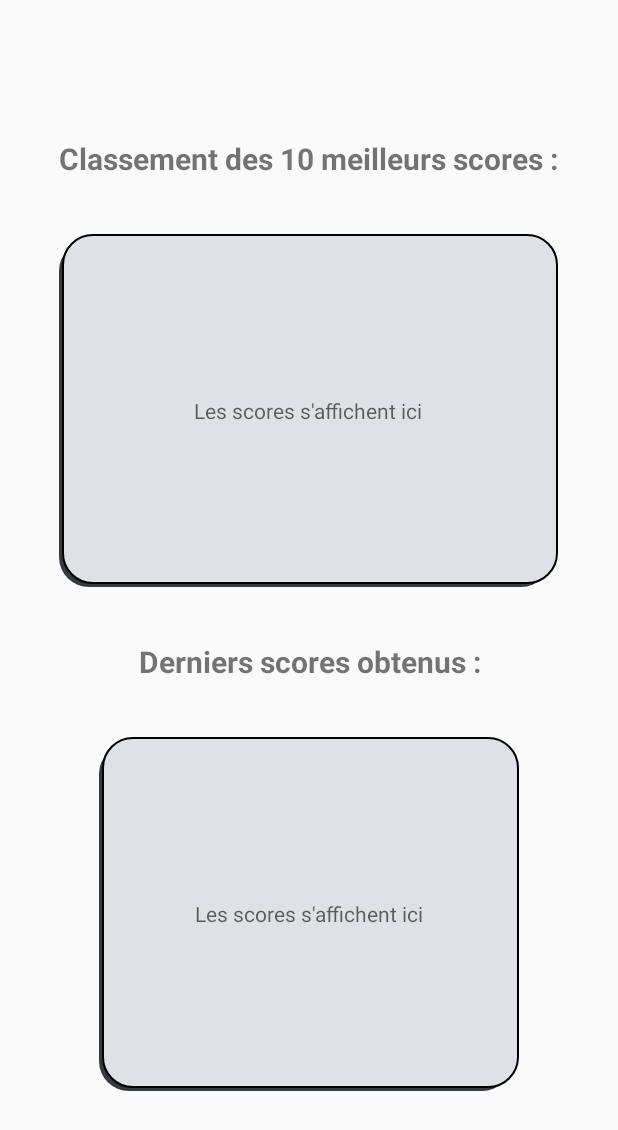
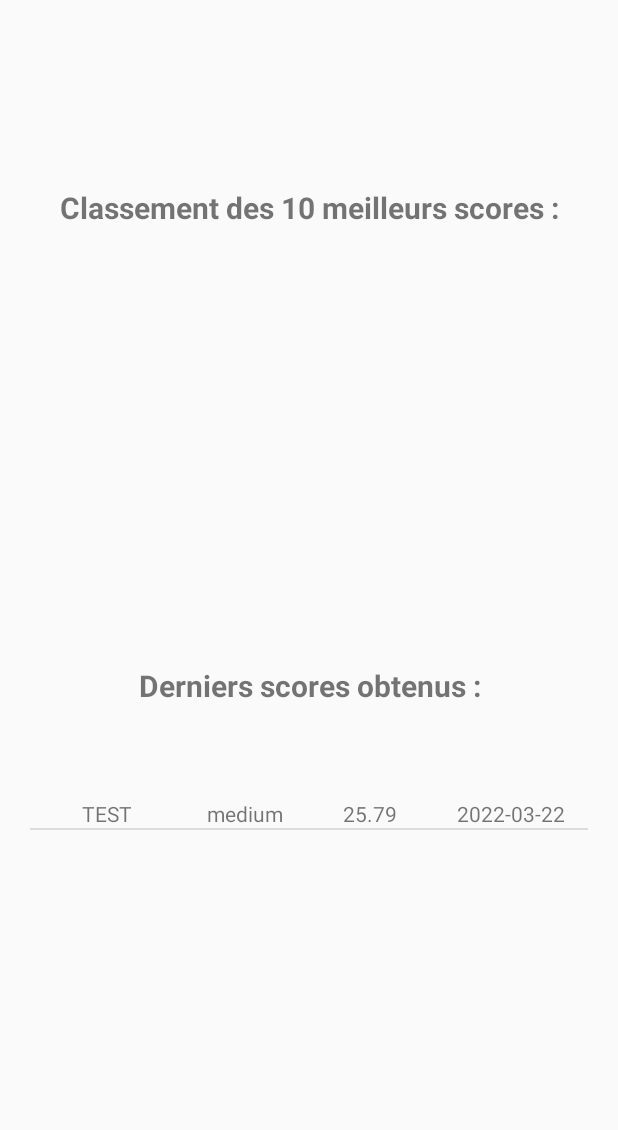
Before and after one commit to ETS-Android2/ProjetAndroidApplication, an Android app: the ScoresActivity screen opened directly, with no data from a screen before it, on a phone screen of 412 x 824 dp. Shown: the top 1130 px of the screen. Run offline under Robolectric (Android 15) with nearby library versions, the phone set to English and light mode, and no system bars.

Commit message:
Modification Code BDD Score

```diff
--- a/CodeProjet/app/src/main/java/com/example/applicationcalculmental/BDD/Helper.java
+++ b/CodeProjet/app/src/main/java/com/example/applicationcalculmental/BDD/Helper.java
@@ -53,6 +53,15 @@ public class Helper extends SQLiteOpenHelper {
         db.close();
     }
 
+    public int nbScoresOnBDD() {
+        SQLiteDatabase db = this.getReadableDatabase();
+
+        Cursor cursor = db.rawQuery("SELECT COUNT(_id) FROM scores", null);
+
+        cursor.moveToFirst();
+        return cursor.getInt(0);
+    }
+
     public Cursor getAllScores() {
         SQLiteDatabase db = this.getReadableDatabase();
 
@@ -69,7 +78,7 @@ public class Helper extends SQLiteOpenHelper {
         cursor.moveToFirst();
 
         String strDate = cursor.getString(4);
-        SimpleDateFormat sdf = new SimpleDateFormat("dd-mm-yyyy hh:mm:ss");
+        SimpleDateFormat sdf = new SimpleDateFormat("yyyy-mm-dd hh:mm:ss");
 
         Date date = sdf.parse(strDate);
         java.sql.Date sqlDate = new java.sql.Date(date.getTime());
--- a/CodeProjet/app/src/main/java/com/example/applicationcalculmental/ScoresActivity.java
+++ b/CodeProjet/app/src/main/java/com/example/applicationcalculmental/ScoresActivity.java
@@ -1,13 +1,49 @@
 package com.example.applicationcalculmental;
 
+import android.database.Cursor;
 import android.support.v7.app.AppCompatActivity;
 import android.os.Bundle;
+import android.view.View;
+import android.view.ViewGroup;
+import android.widget.ListView;
+import android.widget.SimpleCursorAdapter;
+
+import com.example.applicationcalculmental.BDD.Helper;
+import com.example.applicationcalculmental.BDD.Score;
+
+import java.text.ParseException;
+import java.util.ArrayList;
+import java.util.List;
 
 public class ScoresActivity extends AppCompatActivity {
+
+    private ListView listScores;
+
+    private Helper helper = new Helper(ScoresActivity.this);
 
     @Override
     protected void onCreate(Bundle savedInstanceState) {
         super.onCreate(savedInstanceState);
         setContentView(R.layout.activity_scores);
+
+        listScores = (ListView) findViewById(R.id.scoresList);
+
+        Cursor cursor = helper.getAllScores();
+
+        SimpleCursorAdapter adapter = new SimpleCursorAdapter(
+                ScoresActivity.this,
+                R.layout.score_format,
+                cursor,
+                new String[]{
+                        cursor.getColumnName(1),
+                        cursor.getColumnName(2),
+                        cursor.getColumnName(3),
+                        cursor.getColumnName(4)},
+                new int[]{R.id.gameName, R.id.score, R.id.difficulty, R.id.date}, 0
+        );
+
+        listScores.setAdapter(adapter);
+
+        System.out.println("Nb enregistrement(s)" + helper.nbScoresOnBDD());
     }
 }
--- a/CodeProjet/app/src/main/res/layout/activity_scores.xml
+++ b/CodeProjet/app/src/main/res/layout/activity_scores.xml
@@ -42,14 +42,20 @@
                     android:layout_weight="0.5"
                     android:gravity="center"/>
 
-                <TextView
+                <LinearLayout
                     android:layout_width="match_parent"
                     android:layout_height="wrap_content"
-                    android:hint="Les scores s'affichent ici"
-                    android:layout_weight="3"
-                    android:gravity="center"
-                    android:layout_margin="20dp"
-                    android:background="@drawable/scores_text_view"/>
+                    android:orientation="vertical"
+                    android:layout_weight="1">
+
+                    <ListView
+                        android:layout_width="fill_parent"
+                        android:layout_height="fill_parent"
+                        android:id="@+id/bestScoresList"
+                        android:clickable="false"
+                        android:layout_margin="20dp" />
+
+                </LinearLayout>
 
             </LinearLayout>
 
@@ -84,16 +90,23 @@
                     android:textSize="20sp"
                     android:textStyle="bold"
                     android:layout_weight="0.5"
-                    android:gravity="center"/>
+                    android:gravity="center" />
 
-                <TextView
+
+                <LinearLayout
                     android:layout_width="match_parent"
                     android:layout_height="wrap_content"
-                    android:hint="Les scores s'affichent ici"
-                    android:layout_weight="3"
-                    android:gravity="center"
-                    android:layout_margin="20dp"
-                    android:background="@drawable/scores_text_view"/>
+                    android:orientation="vertical"
+                    android:layout_weight="1">
+
+                    <ListView
+                        android:layout_width="fill_parent"
+                        android:layout_height="fill_parent"
+                        android:id="@+id/scoresList"
+                        android:clickable="false"
+                        android:layout_margin="20dp" />
+
+                </LinearLayout>
 
             </LinearLayout>
 
--- /dev/null
+++ b/CodeProjet/app/src/main/res/layout/score_format.xml
@@ -0,0 +1,47 @@
+<?xml version="1.0" encoding="utf-8"?>
+<android.support.constraint.ConstraintLayout xmlns:android="http://schemas.android.com/apk/res/android"
+    xmlns:tools="http://schemas.android.com/tools"
+    android:layout_width="match_parent"
+    android:layout_height="match_parent">
+
+    <LinearLayout
+        android:layout_width="match_parent"
+        android:layout_height="wrap_content"
+        android:orientation="horizontal"
+        tools:ignore="MissingConstraints">
+
+        <TextView
+            android:layout_width="wrap_content"
+            android:layout_height="match_parent"
+            android:layout_weight="1"
+            android:hint="GameName"
+            android:gravity="center"
+            android:id="@+id/gameName"/>
+
+        <TextView
+            android:layout_width="wrap_content"
+            android:layout_height="match_parent"
+            android:layout_weight="1"
+            android:hint="Score"
+            android:gravity="center"
+            android:id="@+id/score"/>
+
+        <TextView
+            android:layout_width="wrap_content"
+            android:layout_height="match_parent"
+            android:layout_weight="1"
+            android:hint="Difficulty"
+            android:gravity="center"
+            android:id="@+id/difficulty"/>
+
+        <TextView
+            android:layout_width="wrap_content"
+            android:layout_height="match_parent"
+            android:layout_weight="1"
+            android:hint="Date"
+            android:gravity="center"
+            android:id="@+id/date"/>
+
+    </LinearLayout>
+
+</android.support.constraint.ConstraintLayout>
```
Also changed, not shown: CodeProjet/app/src/main/java/com/example/applicationcalculmental/GameActivity.java (+23 -2 lines), CodeProjet/app/src/main/res/layout/activity_game.xml (+89 -0 lines).
